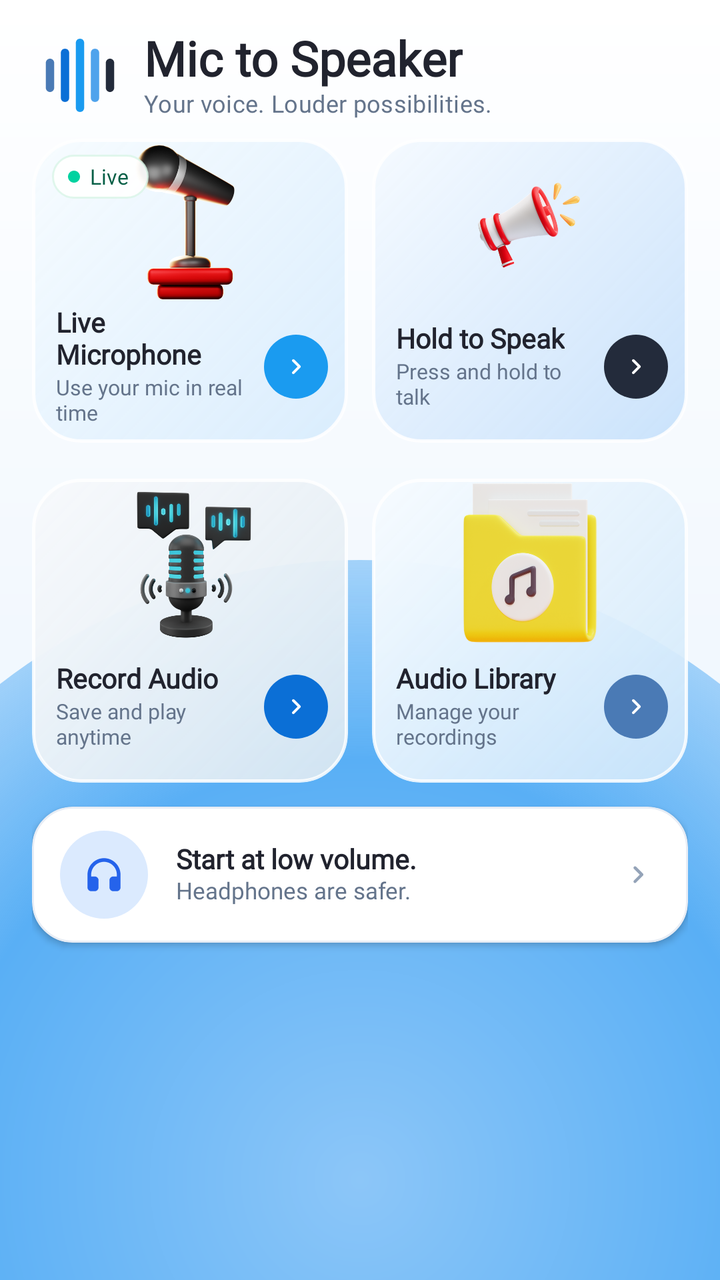
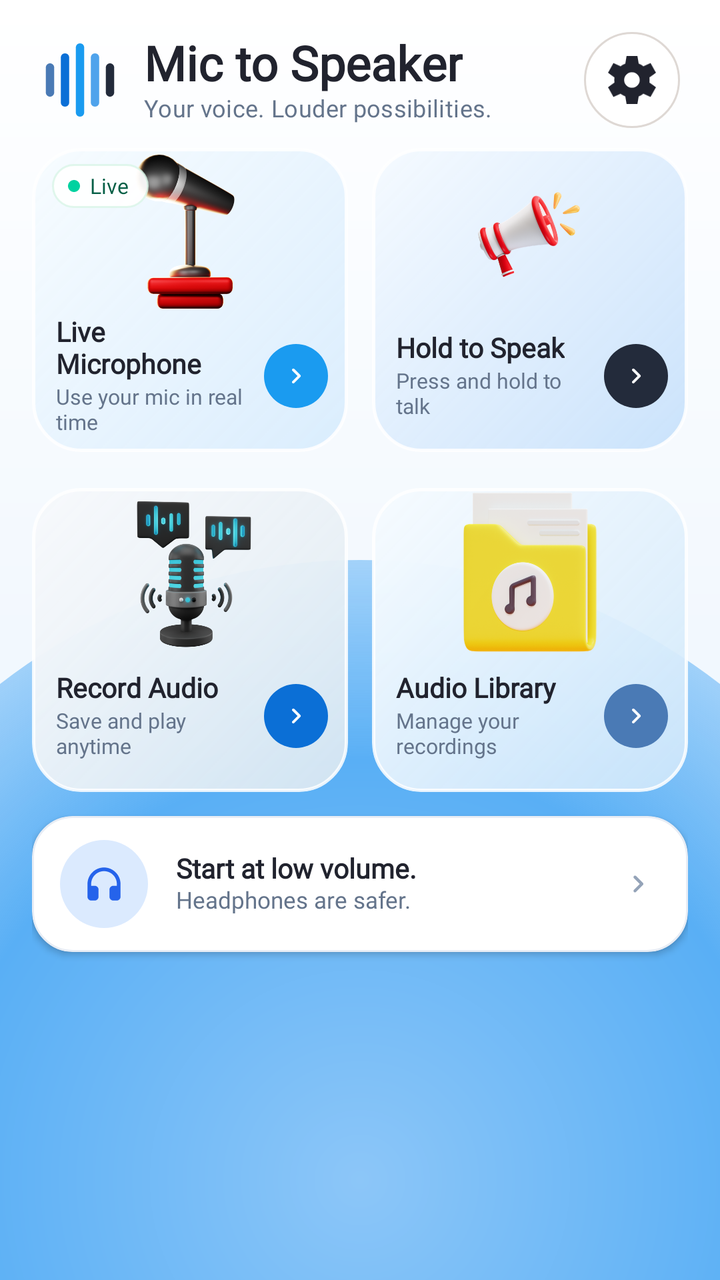

Two renders of the same Android screen: before a commit and after it. Below are the layout's source before the change and the commit's diff.
<!-- AndroidManifest.xml: application theme Theme.DecMictospeaker -->
<!-- res/layout/activity_main_new.xml -->
<?xml version="1.0" encoding="utf-8"?>
<LinearLayout xmlns:android="http://schemas.android.com/apk/res/android"
    xmlns:app="http://schemas.android.com/apk/res-auto"
    android:layout_width="match_parent"
    android:layout_height="match_parent"
    android:orientation="vertical"
    android:background="@drawable/bg_pastel_mesh">

    
    <LinearLayout
        android:layout_width="match_parent"
        android:layout_height="wrap_content"
        android:orientation="horizontal"
        android:gravity="center_vertical"
        android:paddingStart="20dp"
        android:paddingTop="16dp"
        android:paddingEnd="20dp"
        android:paddingBottom="8dp">

        <ImageView
            android:layout_width="40dp"
            android:layout_height="40dp"
            android:src="@drawable/ic_header_equalizer"
            android:importantForAccessibility="no" />

        <LinearLayout
            android:id="@+id/header_branding"
            android:layout_width="0dp"
            android:layout_height="wrap_content"
            android:layout_weight="1"
            android:layout_marginStart="12dp"
            android:orientation="vertical">

            <TextView
                android:id="@+id/quality_headline"
                android:layout_width="wrap_content"
                android:layout_height="wrap_content"
                android:fontFamily="@font/poppins_bold"
                android:text="@string/quality_home_title"
                android:textColor="@color/quality_text"
                android:textSize="24sp"
                android:textStyle="bold"
                android:includeFontPadding="false" />

            <TextView
                android:layout_width="wrap_content"
                android:layout_height="wrap_content"
                android:layout_marginTop="1dp"
                android:fontFamily="@font/poppins_regular"
                android:text="@string/quality_home_subtitle"
                android:textColor="@color/home_subtitle_text"
                android:textSize="12sp"
                android:letterSpacing="0.01"
                android:includeFontPadding="false" />
        </LinearLayout>
    </LinearLayout>

    <androidx.core.widget.NestedScrollView
        android:id="@+id/scroller"
        android:layout_width="match_parent"
        android:layout_height="0dp"
        android:layout_weight="1"
        android:overScrollMode="never"
        android:scrollbars="none"
        android:fillViewport="true">

        <LinearLayout
            android:layout_width="match_parent"
            android:layout_height="wrap_content"
            android:orientation="vertical"
            android:paddingStart="16dp"
            android:paddingEnd="16dp"
            android:paddingBottom="12dp">

            
            <LinearLayout
                android:layout_width="match_parent"
                android:layout_height="wrap_content"
                android:baselineAligned="false"
                android:orientation="horizontal"
                android:layout_marginTop="2dp"
                android:layout_marginBottom="8dp">

                
                <LinearLayout
                    android:id="@+id/cv_live_microphone"
                    android:layout_width="0dp"
                    android:layout_height="match_parent"
                    android:minHeight="152dp"
                    android:layout_weight="1"
                    android:layout_marginEnd="6dp"
                    android:background="@drawable/card_tile_mint"
                    android:clickable="true"
                    android:focusable="true"
                    android:descendantFocusability="blocksDescendants"
                    android:elevation="3dp"
                    android:orientation="vertical"
                    android:clipToOutline="true"
                    android:contentDescription="@string/quality_live_title">

                    <FrameLayout
                        android:layout_width="match_parent"
                        android:layout_height="84dp">

                        <ImageView
                            android:layout_width="match_parent"
                            android:layout_height="match_parent"
                            android:scaleType="fitCenter"
                            android:src="@drawable/ic_home_live_mic"
                            android:importantForAccessibility="no" />

                        
                        <LinearLayout
                            android:layout_width="wrap_content"
                            android:layout_height="22dp"
                            android:layout_marginStart="10dp"
                            android:layout_marginTop="8dp"
                            android:background="@drawable/bg_live_badge"
                            android:gravity="center_vertical"
                            android:paddingStart="8dp"
                            android:paddingEnd="10dp"
                            android:importantForAccessibility="no">

                            <View
                                android:layout_width="6dp"
                                android:layout_height="6dp"
                                android:background="@drawable/ic_live_dot" />

                            <TextView
                                android:layout_width="wrap_content"
                                android:layout_height="wrap_content"
                                android:layout_marginStart="5dp"
                                android:fontFamily="@font/poppins_semibold"
                                android:text="@string/quality_live_badge"
                                android:textColor="#065F46"
                                android:textSize="10.5sp" />
                        </LinearLayout>
                    </FrameLayout>

                    <LinearLayout
                        android:layout_width="match_parent"
                        android:layout_height="match_parent"
                        android:orientation="horizontal"
                        android:gravity="center_vertical"
                        android:paddingStart="12dp"
                        android:paddingEnd="10dp"
                        android:paddingBottom="8dp">

                        <LinearLayout
                            android:layout_width="0dp"
                            android:layout_height="wrap_content"
                            android:layout_weight="1"
                            android:orientation="vertical">

                            <TextView
                                android:layout_width="wrap_content"
                                android:layout_height="wrap_content"
                                android:fontFamily="@font/poppins_bold"
                                android:text="@string/quality_live_title"
                                android:textColor="@color/quality_text"
                                android:textSize="13.5sp"
                                android:textStyle="bold"
                                android:includeFontPadding="false" />

                            <TextView
                                android:layout_width="wrap_content"
                                android:layout_height="wrap_content"
                                android:layout_marginTop="2dp"
                                android:fontFamily="@font/poppins_regular"
                                android:text="@string/quality_live_subtitle"
                                android:textColor="@color/home_subtitle_text"
                                android:textSize="10.5sp"
                                android:includeFontPadding="false" />
                        </LinearLayout>

                        <ImageView
                            android:layout_width="32dp"
                            android:layout_height="32dp"
                            android:layout_marginStart="4dp"
                            android:background="@drawable/btn_home_circle_mint"
                            android:src="@drawable/ic_chevron_right_action"
                            android:padding="8dp"
                            app:tint="@android:color/white"
                            android:importantForAccessibility="no" />
                    </LinearLayout>
                </LinearLayout>

                
                <LinearLayout
                    android:id="@+id/cv_hold_to_speak"
                    android:layout_width="0dp"
                    android:layout_height="match_parent"
                    android:minHeight="152dp"
                    android:layout_weight="1"
                    android:layout_marginStart="6dp"
                    android:background="@drawable/card_tile_peach"
                    android:clickable="true"
                    android:focusable="true"
                    android:descendantFocusability="blocksDescendants"
                    android:elevation="3dp"
                    android:orientation="vertical"
                    android:clipToOutline="true"
                    android:contentDescription="@string/quality_hold_title">

                    <FrameLayout
                        android:layout_width="match_parent"
                        android:layout_height="84dp">

                        <ImageView
                            android:layout_width="match_parent"
                            android:layout_height="match_parent"
                            android:scaleType="fitCenter"
                            android:src="@drawable/ic_home_hold_speaker"
                            android:importantForAccessibility="no" />
                    </FrameLayout>

                    <LinearLayout
                        android:layout_width="match_parent"
                        android:layout_height="match_parent"
                        android:orientation="horizontal"
                        android:gravity="center_vertical"
                        android:paddingStart="12dp"
                        android:paddingEnd="10dp"
                        android:paddingBottom="8dp">

                        <LinearLayout
                            android:layout_width="0dp"
                            android:layout_height="wrap_content"
                            android:layout_weight="1"
                            android:orientation="vertical">

                            <TextView
                                android:layout_width="wrap_content"
                                android:layout_height="wrap_content"
                                android:fontFamily="@font/poppins_bold"
                                android:text="@string/quality_hold_title"
                                android:textColor="@color/quality_text"
                                android:textSize="13.5sp"
                                android:textStyle="bold"
                                android:includeFontPadding="false" />

                            <TextView
                                android:layout_width="wrap_content"
                                android:layout_height="wrap_content"
                                android:layout_marginTop="2dp"
                                android:fontFamily="@font/poppins_regular"
                                android:text="@string/quality_hold_subtitle"
                                android:textColor="@color/home_subtitle_text"
                                android:textSize="10.5sp"
                                android:includeFontPadding="false" />
                        </LinearLayout>

                        <ImageView
                            android:layout_width="32dp"
                            android:layout_height="32dp"
                            android:layout_marginStart="4dp"
                            android:background="@drawable/btn_home_circle_peach"
                            android:src="@drawable/ic_chevron_right_action"
                            android:padding="8dp"
                            app:tint="@android:color/white"
                            android:importantForAccessibility="no" />
                    </LinearLayout>
                </LinearLayout>
            </LinearLayout>

            
            
            <LinearLayout
                android:id="@+id/nativeLay"
                android:layout_width="match_parent"
                android:layout_height="wrap_content"
                android:layout_marginTop="4dp"
                android:layout_marginBottom="6dp"
                android:gravity="center_horizontal"
                android:orientation="vertical" />

            
            <LinearLayout
                android:layout_width="match_parent"
                android:layout_height="wrap_content"
                android:baselineAligned="false"
                android:orientation="horizontal"
                android:layout_marginBottom="6dp">

                
                <LinearLayout
                    android:id="@+id/cv_record_audio"
                    android:layout_width="0dp"
                    android:layout_height="match_parent"
                    android:minHeight="152dp"
                    android:layout_weight="1"
                    android:layout_marginEnd="6dp"
                    android:background="@drawable/card_tile_lavender"
                    android:clickable="true"
                    android:focusable="true"
                    android:descendantFocusability="blocksDescendants"
                    android:elevation="3dp"
                    android:orientation="vertical"
                    android:clipToOutline="true"
                    android:contentDescription="@string/quality_record_title">

                    <FrameLayout
                        android:layout_width="match_parent"
                        android:layout_height="84dp">

                        <ImageView
                            android:layout_width="match_parent"
                            android:layout_height="match_parent"
                            android:scaleType="fitCenter"
                            android:src="@drawable/ic_home_record_mic"
                            android:importantForAccessibility="no" />
                    </FrameLayout>

                    <LinearLayout
                        android:layout_width="match_parent"
                        android:layout_height="match_parent"
                        android:orientation="horizontal"
                        android:gravity="center_vertical"
                        android:paddingStart="12dp"
                        android:paddingEnd="10dp"
                        android:paddingBottom="8dp">

                        <LinearLayout
                            android:layout_width="0dp"
                            android:layout_height="wrap_content"
                            android:layout_weight="1"
                            android:orientation="vertical">

                            <TextView
                                android:layout_width="wrap_content"
                                android:layout_height="wrap_content"
                                android:fontFamily="@font/poppins_bold"
                                android:text="@string/quality_record_title"
                                android:textColor="@color/quality_text"
                                android:textSize="13.5sp"
                                android:textStyle="bold"
                                android:includeFontPadding="false" />

                            <TextView
                                android:layout_width="wrap_content"
                                android:layout_height="wrap_content"
                                android:layout_marginTop="2dp"
                                android:fontFamily="@font/poppins_regular"
                                android:text="@string/quality_record_subtitle"
                                android:textColor="@color/home_subtitle_text"
                                android:textSize="10.5sp"
                                android:includeFontPadding="false" />
                        </LinearLayout>

                        <ImageView
                            android:layout_width="32dp"
                            android:layout_height="32dp"
                            android:layout_marginStart="4dp"
                            android:background="@drawable/btn_home_circle_lavender"
                            android:src="@drawable/ic_chevron_right_action"
                            android:padding="8dp"
                            app:tint="@android:color/white"
                            android:importantForAccessibility="no" />
                    </LinearLayout>
                </LinearLayout>

                
                <LinearLayout
                    android:id="@+id/cv_music_list"
                    android:layout_width="0dp"
                    android:layout_height="match_parent"
                    android:minHeight="152dp"
                    android:layout_weight="1"
                    android:layout_marginStart="6dp"
                    android:background="@drawable/card_tile_yellow"
                    android:clickable="true"
                    android:focusable="true"
                    android:descendantFocusability="blocksDescendants"
                    android:elevation="3dp"
                    android:orientation="vertical"
                    android:clipToOutline="true"
                    android:contentDescription="@string/quality_music_title">

                    <FrameLayout
                        android:layout_width="match_parent"
                        android:layout_height="84dp">

                        <ImageView
                            android:layout_width="match_parent"
                            android:layout_height="match_parent"
                            android:scaleType="fitCenter"
                            android:src="@drawable/ic_home_library_folder"
                            android:importantForAccessibility="no" />
                    </FrameLayout>

                    <LinearLayout
                        android:layout_width="match_parent"
                        android:layout_height="match_parent"
                        android:orientation="horizontal"
                        android:gravity="center_vertical"
                        android:paddingStart="12dp"
                        android:paddingEnd="10dp"
                        android:paddingBottom="8dp">

                        <LinearLayout
                            android:layout_width="0dp"
                            android:layout_height="wrap_content"
                            android:layout_weight="1"
                            android:orientation="vertical">

                            <TextView
                                android:layout_width="wrap_content"
                                android:layout_height="wrap_content"
                                android:fontFamily="@font/poppins_bold"
                                android:text="@string/quality_music_title"
                                android:textColor="@color/quality_text"
                                android:textSize="13.5sp"
                                android:textStyle="bold"
                                android:includeFontPadding="false" />

                            <TextView
                                android:layout_width="wrap_content"
                                android:layout_height="wrap_content"
                                android:layout_marginTop="2dp"
                                android:fontFamily="@font/poppins_regular"
                                android:text="@string/quality_music_subtitle"
                                android:textColor="@color/home_subtitle_text"
                                android:textSize="10.5sp"
                                android:includeFontPadding="false" />
                        </LinearLayout>

                        <ImageView
                            android:layout_width="32dp"
                            android:layout_height="32dp"
                            android:layout_marginStart="4dp"
                            android:background="@drawable/btn_home_circle_yellow"
                            android:src="@drawable/ic_chevron_right_action"
                            android:padding="8dp"
                            app:tint="@android:color/white"
                            android:importantForAccessibility="no" />
                    </LinearLayout>
                </LinearLayout>
            </LinearLayout>

            
            <LinearLayout
                android:id="@+id/card_volume_safety"
                android:layout_width="match_parent"
                android:layout_height="68dp"
                android:layout_marginTop="6dp"
                android:layout_marginBottom="4dp"
                android:background="@drawable/bg_card_white_elevated"
                android:clickable="true"
                android:focusable="true"
                android:elevation="2dp"
                android:clipToOutline="true"
                android:orientation="horizontal"
                android:gravity="center_vertical"
                android:paddingStart="14dp"
                android:paddingEnd="16dp"
                android:contentDescription="@string/quality_safety_note">

                
                <FrameLayout
                    android:layout_width="44dp"
                    android:layout_height="44dp"
                    android:background="@drawable/bg_badge_blue_circle">

                    <ImageView
                        android:layout_width="22dp"
                        android:layout_height="22dp"
                        android:layout_gravity="center"
                        android:src="@drawable/ic_headphones_dark"
                        app:tint="#2563EB"
                        android:importantForAccessibility="no" />
                </FrameLayout>

                <LinearLayout
                    android:layout_width="0dp"
                    android:layout_height="wrap_content"
                    android:layout_weight="1"
                    android:layout_marginStart="14dp"
                    android:orientation="vertical">

                    <TextView
                        android:layout_width="wrap_content"
                        android:layout_height="wrap_content"
                        android:fontFamily="@font/poppins_bold"
                        android:text="@string/quality_safety_title"
                        android:textColor="@color/quality_text"
                        android:textSize="13.5sp"
                        android:textStyle="bold"
                        android:includeFontPadding="false" />

                    <TextView
                        android:layout_width="wrap_content"
                        android:layout_height="wrap_content"
                        android:layout_marginTop="1dp"
                        android:fontFamily="@font/poppins_regular"
                        android:text="@string/quality_safety_subtitle"
                        android:textColor="@color/home_subtitle_text"
                        android:textSize="11.5sp"
                        android:includeFontPadding="false" />
                </LinearLayout>

                <ImageView
                    android:layout_width="18dp"
                    android:layout_height="18dp"
                    android:src="@drawable/ic_chevron_right_action"
                    app:tint="#94A3B8"
                    android:importantForAccessibility="no" />
            </LinearLayout>

        </LinearLayout>
    </androidx.core.widget.NestedScrollView>
</LinearLayout>
<!-- resources referenced by this layout -->
<resources>
  <color name="home_subtitle_text">#64748B</color>
  <color name="quality_text">#21232E</color>
  <string name="quality_hold_subtitle">Press and hold to talk</string>
  <string name="quality_hold_title">Hold to Speak</string>
  <string name="quality_home_subtitle">Your voice. Louder possibilities.</string>
  <string name="quality_home_title">Mic to Speaker</string>
  <string name="quality_live_badge">Live</string>
  <string name="quality_live_subtitle">Use your mic in real time</string>
  <string name="quality_live_title">Live Microphone</string>
  <string name="quality_music_subtitle">Manage your recordings</string>
  <string name="quality_music_title">Audio Library</string>
  <string name="quality_record_subtitle">Save and play anytime</string>
  <string name="quality_record_title">Record Audio</string>
  <string name="quality_safety_note">Start at low volume. Headphones are safer.</string>
  <string name="quality_safety_subtitle">Headphones are safer.</string>
  <string name="quality_safety_title">Start at low volume.</string>
  <color name="pastel_peach">#A9D6FB</color>
  <color name="pastel_peach_pressed">#7CBCF8</color>
  <color name="pastel_mint">#BFE2FC</color>
  <color name="pastel_mint_pressed">#93CCF9</color>
  <!-- unchanged entries left out for length: 21 -->
</resources>

<!-- the commit's change to res/layout/activity_main_new.xml (unified diff, before → after) -->
@@ -53,6 +53,14 @@
                 android:letterSpacing="0.01"
                 android:includeFontPadding="false" />
         </LinearLayout>
+
+        <ImageButton
+            android:id="@+id/tv_settings"
+            style="@style/ToolControlCircleBack"
+            android:layout_marginStart="12dp"
+            android:contentDescription="@string/quality_settings"
+            android:src="@drawable/setting"
+            app:tint="@color/quality_text" />
     </LinearLayout>
 
     <androidx.core.widget.NestedScrollView
<!-- resource entries referenced after the edit -->
@@ -2,6 +2,12 @@
 <resources>
   <color name="home_subtitle_text">#64748B</color>
   <color name="quality_text">#21232E</color>
+  <!-- drawable setting (drawable) -->
+  <?xml version="1.0" encoding="utf-8"?>
+  
+  <vector xmlns:android="http://schemas.android.com/apk/res/android" android:height="24dp" android:width="24dp" android:viewportWidth="24" android:viewportHeight="24">
+      <path android:fillColor="#ffffff" android:pathData="M9.278,24L8.669,20.207C8.406,20.126 8.051,19.959 7.605,19.707C7.158,19.454 6.712,19.176 6.266,18.872L2.738,20.48L0,15.626L3.255,13.259C3.214,13.077 3.189,12.875 3.179,12.652C3.169,12.43 3.164,12.217 3.164,12.015C3.164,11.833 3.169,11.626 3.179,11.393C3.189,11.161 3.214,10.943 3.255,10.741L0,8.374L2.738,3.52L6.297,5.158C6.601,4.895 6.971,4.642 7.407,4.399C7.843,4.157 8.264,3.965 8.669,3.823L9.278,0H14.722L15.331,3.793C15.716,3.934 16.127,4.126 16.563,4.369C16.999,4.612 17.369,4.875 17.673,5.158L21.262,3.52L24,8.374L20.715,10.71C20.735,10.913 20.755,11.125 20.776,11.348C20.796,11.57 20.806,11.793 20.806,12.015C20.806,12.217 20.796,12.43 20.776,12.652C20.755,12.875 20.735,13.087 20.715,13.29L24,15.626L21.232,20.48L17.673,18.842C17.369,19.105 17.014,19.363 16.608,19.616C16.203,19.868 15.777,20.066 15.331,20.207L14.722,24H9.278ZM11.954,15.868C13.029,15.868 13.947,15.494 14.707,14.746C15.468,13.998 15.848,13.087 15.848,12.015C15.848,10.943 15.468,10.028 14.707,9.269C13.947,8.511 13.029,8.131 11.954,8.131C10.88,8.131 9.967,8.511 9.217,9.269C8.466,10.028 8.091,10.943 8.091,12.015C8.091,13.087 8.466,13.998 9.217,14.746C9.967,15.494 10.88,15.868 11.954,15.868Z"/>
+  </vector>
   <string name="quality_hold_subtitle">Press and hold to talk</string>
   <string name="quality_hold_title">Hold to Speak</string>
   <string name="quality_home_subtitle">Your voice. Louder possibilities.</string>
@@ -16,10 +22,37 @@
   <string name="quality_safety_note">Start at low volume. Headphones are safer.</string>
   <string name="quality_safety_subtitle">Headphones are safer.</string>
   <string name="quality_safety_title">Start at low volume.</string>
+  <string name="quality_settings">Settings</string>
+  <style name="ToolControlCircleBack">
+          <item name="android:layout_width">48dp</item>
+          <item name="android:layout_height">48dp</item>
+          <item name="android:minWidth">48dp</item>
+          <item name="android:minHeight">48dp</item>
+          <item name="android:padding">12dp</item>
+          <item name="android:scaleType">fitCenter</item>
+          <item name="android:background">@drawable/btn_circle_white</item>
+          <item name="android:elevation">4dp</item>
+          <item name="android:focusable">true</item>
+          <item name="android:clickable">true</item>
+      </style>
+  <!-- drawable btn_circle_white (drawable) -->
+  <?xml version="1.0" encoding="utf-8"?>
+  <ripple xmlns:android="http://schemas.android.com/apk/res/android"
+      android:color="@color/pastel_circle_btn_pressed">
+      <item>
+          <shape android:shape="oval">
+              <solid android:color="@color/pastel_circle_btn" />
+              <stroke android:width="1dp" android:color="@color/studio_line" />
+          </shape>
+      </item>
+  </ripple>
   <color name="pastel_peach">#A9D6FB</color>
   <color name="pastel_peach_pressed">#7CBCF8</color>
   <color name="pastel_mint">#BFE2FC</color>
   <color name="pastel_mint_pressed">#93CCF9</color>
+  <color name="pastel_circle_btn_pressed">#D9F0ED</color>
+  <color name="pastel_circle_btn">#E6FFFFFF</color>
+  <color name="studio_line">#DED8D4</color>
   <!-- unchanged entries left out for length: 21 -->
 </resources>
 
